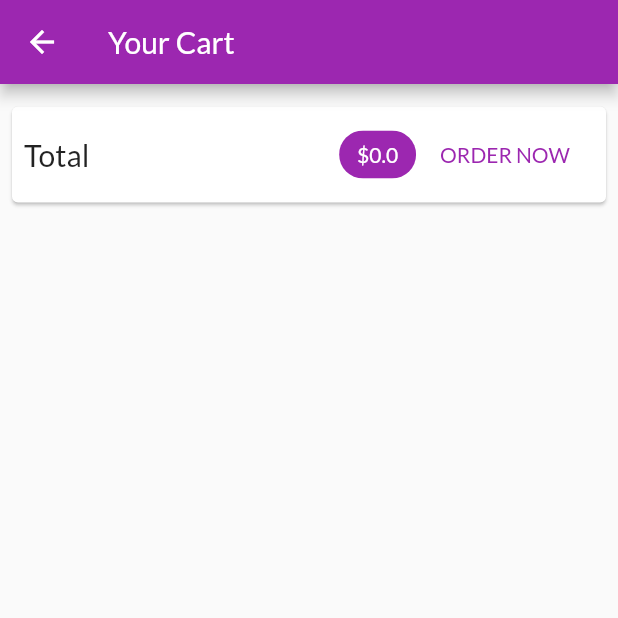
After one commit to owenbriceindrianarison/shop_app, a Flutter app: the CartScreen screen opened by its route, on a phone screen of 412 x 824 dp, the top half of it. The commit adds this screen. Run offline on Flutter 3.47's test engine with Material 2 defaults, Android fonts, the phone set to English and light mode, and no system bars; network calls fail.

Commit message:
Shopping Cart & Display Total Amount

```diff
--- a/lib/main.dart
+++ b/lib/main.dart
@@ -6,6 +6,7 @@ import './providers/cart.dart';
 
 import './screens/products_overview_screen.dart';
 import './screens/product_detail_screen.dart';
+import './screens/cart_screen.dart';
 
 void main() {
   runApp(MyApp());
@@ -35,6 +36,7 @@ class MyApp extends StatelessWidget {
         home: ProductsOverviewScreen(),
         routes: {
           ProductDetailScreen.routeName: (ctx) => ProductDetailScreen(),
+          CartScreen.routeName: (ctx) => CartScreen(),
         },
       ),
     );
--- a/lib/providers/cart.dart
+++ b/lib/providers/cart.dart
@@ -22,11 +22,19 @@ class Cart with ChangeNotifier {
   }
 
   int get itemsCount {
-    int count = 0;
-    _items.forEach((_, item) {
-      count = count + item.quantity;
+    var count = 0;
+    _items.forEach((_, cartItem) {
+      count += cartItem.quantity;
     });
     return count;
+  }
+
+  double get totalAmount {
+    var total = 0.0;
+    _items.forEach((key, cartItem) {
+      total += cartItem.price;
+    });
+    return total;
   }
 
   void addCart(
--- /dev/null
+++ b/lib/screens/cart_screen.dart
@@ -0,0 +1,56 @@
+import 'package:flutter/material.dart';
+import 'package:provider/provider.dart';
+
+import '../providers/cart.dart';
+
+class CartScreen extends StatelessWidget {
+  static const routeName = '/cart';
+
+  @override
+  Widget build(BuildContext context) {
+    final cart = Provider.of<Cart>(context);
+
+    return Scaffold(
+      appBar: AppBar(
+        title: const Text('Your Cart'),
+      ),
+      body: Column(
+        children: <Widget>[
+          Card(
+            margin: const EdgeInsets.symmetric(horizontal: 8, vertical: 15),
+            child: Padding(
+              padding: const EdgeInsets.all(8),
+              child: Row(
+                mainAxisAlignment: MainAxisAlignment.spaceAround,
+                children: <Widget>[
+                  const Text(
+                    'Total',
+                    style: TextStyle(fontSize: 20),
+                  ),
+                  Spacer(),
+                  Chip(
+                    label: Text(
+                      '\$${cart.totalAmount}',
+                      style: TextStyle(
+                        color:
+                            Theme.of(context).primaryTextTheme.headline6.color,
+                      ),
+                    ),
+                    backgroundColor: Theme.of(context).primaryColor,
+                  ),
+                  FlatButton(
+                    onPressed: () {},
+                    child: const Text(
+                      'ORDER NOW',
+                    ),
+                    textColor: Theme.of(context).primaryColor,
+                  ),
+                ],
+              ),
+            ),
+          ),
+        ],
+      ),
+    );
+  }
+}
--- a/lib/screens/products_overview_screen.dart
+++ b/lib/screens/products_overview_screen.dart
@@ -5,6 +5,7 @@ import '../providers/cart.dart';
 
 import '../widgets/products_grid.dart';
 import '../widgets/badge.dart';
+import '../screens/cart_screen.dart';
 
 enum FilterOptions {
   Favorites,
@@ -56,7 +57,10 @@ class _ProductsOverviewScreenState extends State<ProductsOverviewScreen> {
             ),
             child: IconButton(
               icon: Icon(Icons.shopping_cart),
-              onPressed: () {},
+              onPressed: () => Navigator.pushNamed(
+                context,
+                CartScreen.routeName,
+              ),
             ),
           ),
         ],
```
